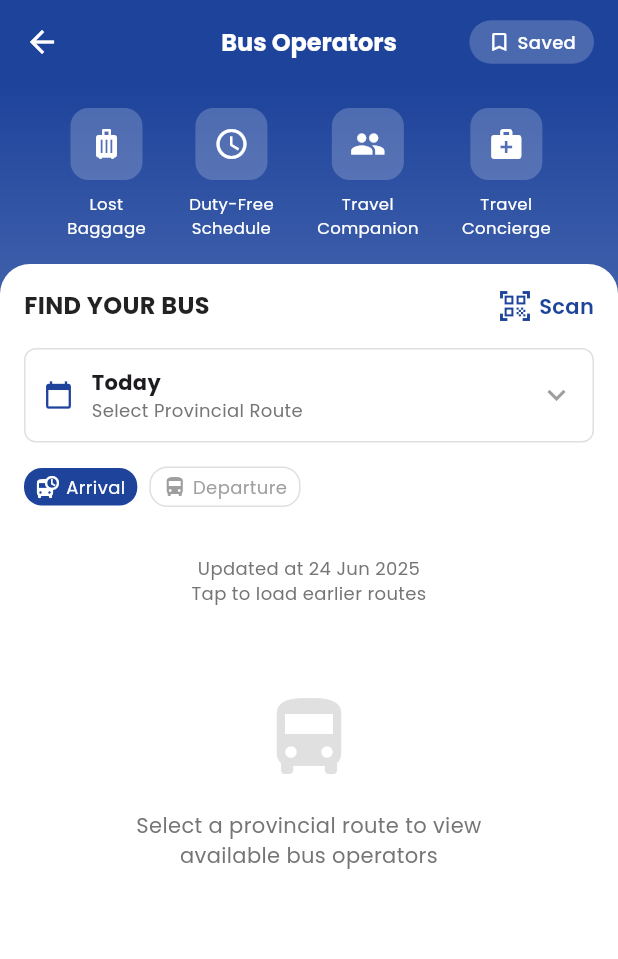
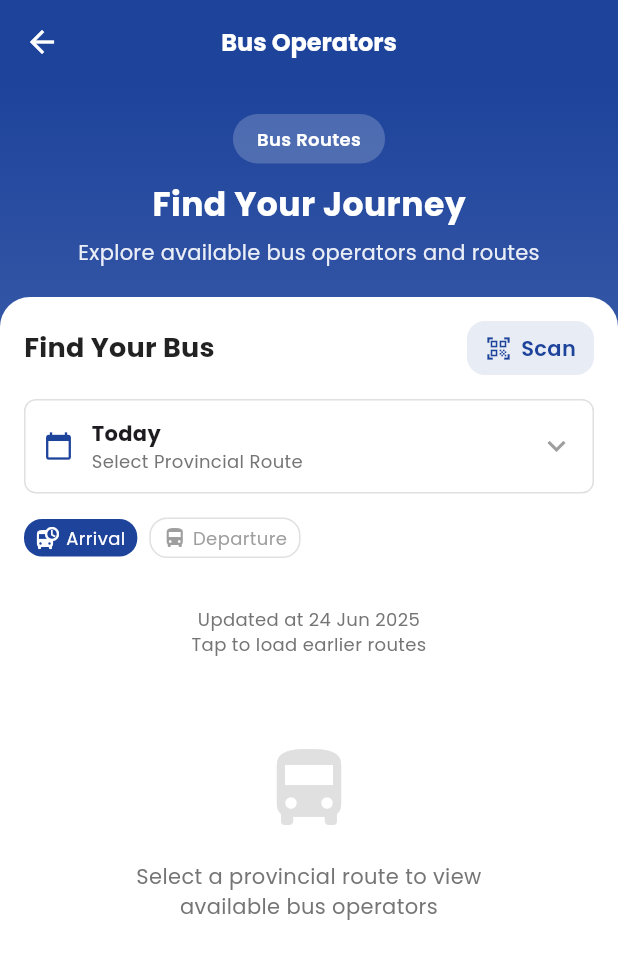
Before and after one commit to pitxitojt/pitx-app, a Flutter app: the BusOperators screen opened directly, on a phone screen of 412 x 824 dp. Shown: the top 959 px of the screen. Run offline on Flutter 3.47's test engine with Material 3 defaults, Android fonts, the phone set to English and light mode, and no system bars; our stand-ins replace google_fonts.

Commit message:
update to rounded corners

```diff
--- a/lib/pages/BusOperators.dart
+++ b/lib/pages/BusOperators.dart
@@ -74,31 +74,6 @@ class _BusOperatorsState extends State<BusOperators> {
             fontSize: 16,
           ),
         ),
-        actions: [
-          Container(
-            margin: EdgeInsets.only(right: 16),
-            padding: EdgeInsets.symmetric(horizontal: 12, vertical: 6),
-            decoration: BoxDecoration(
-              color: Colors.white.withOpacity(0.2),
-              borderRadius: BorderRadius.circular(16),
-            ),
-            child: Row(
-              mainAxisSize: MainAxisSize.min,
-              children: [
-                Icon(Icons.bookmark_border, size: 16, color: Colors.white),
-                SizedBox(width: 4),
-                Text(
-                  'Saved',
-                  style: TextStyle(
-                    color: Colors.white,
-                    fontSize: 12,
-                    fontWeight: FontWeight.w500,
-                  ),
-                ),
-              ],
-            ),
-          ),
-        ],
       ),
       body: Container(
         decoration: BoxDecoration(
@@ -106,28 +81,60 @@ class _BusOperatorsState extends State<BusOperators> {
             begin: Alignment.topCenter,
             end: Alignment.bottomCenter,
             colors: [
-              Theme.of(context).primaryColor,
-              Theme.of(context).primaryColor.withOpacity(0.8),
+              Theme.of(context).colorScheme.primary,
+              Theme.of(context).colorScheme.primary.withOpacity(0.8),
               Colors.white,
             ],
-            stops: [0.0, 0.3, 0.4],
+            stops: [0.0, 0.5, 0.7],
           ),
         ),
         child: SingleChildScrollView(
           child: Column(
+            crossAxisAlignment: CrossAxisAlignment.center,
             children: [
-              // Quick action icons
+              // Header text centered with styled container
+              Padding(
+                padding: const EdgeInsets.fromLTRB(20, 20, 20, 20),
+                child: Column(
+                  crossAxisAlignment: CrossAxisAlignment.center,
+                  children: [
                     Container(
-                padding: EdgeInsets.all(16),
-                child: Row(
-                  mainAxisAlignment: MainAxisAlignment.spaceEvenly,
-                  children: [
-                    _buildQuickAction(Icons.luggage, 'Lost\nBaggage'),
-                    _buildQuickAction(Icons.schedule, 'Duty-Free\nSchedule'),
-                    _buildQuickAction(Icons.people, 'Travel\nCompanion'),
-                    _buildQuickAction(
-                      Icons.medical_services,
-                      'Travel\nConcierge',
+                      padding: EdgeInsets.symmetric(
+                        horizontal: 16,
+                        vertical: 8,
+                      ),
+                      decoration: BoxDecoration(
+                        color: Colors.white.withOpacity(0.2),
+                        borderRadius: BorderRadius.circular(20),
+                      ),
+                      child: Text(
+                        "Bus Routes",
+                        style: TextStyle(
+                          fontSize: 12,
+                          fontWeight: FontWeight.w600,
+                          color: Colors.white,
+                        ),
+                      ),
+                    ),
+                    SizedBox(height: 12),
+                    Text(
+                      'Find Your Journey',
+                      style: TextStyle(
+                        fontSize: 22,
+                        fontWeight: FontWeight.bold,
+                        color: Colors.white,
+                        letterSpacing: 0.3,
+                      ),
+                    ),
+                    SizedBox(height: 6),
+                    Text(
+                      'Explore available bus operators and routes',
+                      textAlign: TextAlign.center,
+                      style: TextStyle(
+                        fontSize: 14,
+                        color: Colors.white.withOpacity(0.9),
+                        letterSpacing: 0.2,
+                      ),
                     ),
                   ],
                 ),
@@ -151,28 +158,43 @@ class _BusOperatorsState extends State<BusOperators> {
                         mainAxisAlignment: MainAxisAlignment.spaceBetween,
                         children: [
                           Text(
-                            'FIND YOUR BUS',
+                            'Find Your Bus',
                             style: TextStyle(
                               fontWeight: FontWeight.bold,
-                              fontSize: 16,
+                              fontSize: 18,
                               color: Colors.black87,
+                              letterSpacing: 0.2,
                             ),
                           ),
-                          Row(
+                          Container(
+                            padding: EdgeInsets.symmetric(
+                              horizontal: 12,
+                              vertical: 8,
+                            ),
+                            decoration: BoxDecoration(
+                              color: Theme.of(
+                                context,
+                              ).primaryColor.withOpacity(0.1),
+                              borderRadius: BorderRadius.circular(12),
+                            ),
+                            child: Row(
                               children: [
                                 Icon(
                                   Icons.qr_code_scanner,
                                   color: Theme.of(context).primaryColor,
+                                  size: 18,
                                 ),
-                              SizedBox(width: 4),
+                                SizedBox(width: 6),
                                 Text(
                                   'Scan',
                                   style: TextStyle(
                                     color: Theme.of(context).primaryColor,
                                     fontWeight: FontWeight.w600,
+                                    fontSize: 14,
                                   ),
                                 ),
                               ],
+                            ),
                           ),
                         ],
                       ),
@@ -360,27 +382,6 @@ class _BusOperatorsState extends State<BusOperators> {
           ),
         ),
       ),
-    );
-  }
-
-  Widget _buildQuickAction(IconData icon, String label) {
-    return Column(
-      children: [
-        Container(
-          padding: EdgeInsets.all(12),
-          decoration: BoxDecoration(
-            color: Colors.white.withOpacity(0.2),
-            borderRadius: BorderRadius.circular(12),
-          ),
-          child: Icon(icon, color: Colors.white, size: 24),
-        ),
-        SizedBox(height: 8),
-        Text(
-          label,
-          style: TextStyle(color: Colors.white, fontSize: 11),
-          textAlign: TextAlign.center,
-        ),
-      ],
     );
   }
 
```
Also changed, not shown: lib/pages/BusSchedules.dart (+23 -12 lines), lib/pages/FAQ.dart (+53 -26 lines), lib/pages/Profile.dart (+29 -14 lines). Lines whose indentation alone changed are shown as unchanged.
